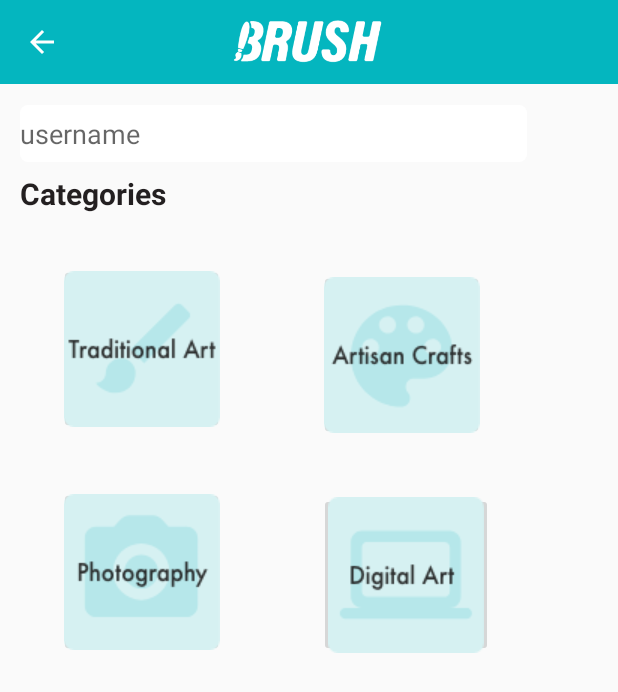
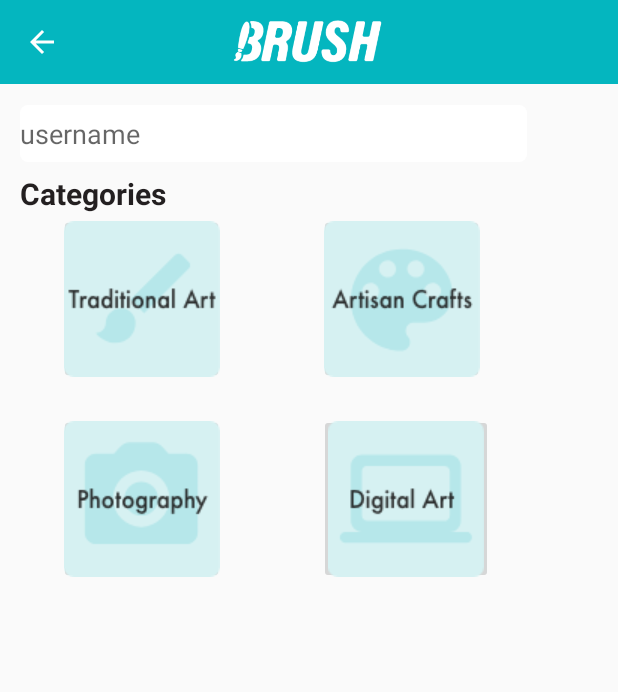
Before and after one commit to SadracTijerina/Brush, an Android app: the SearchUsersActivity screen opened directly, with no data from a screen before it, on a phone screen of 412 x 824 dp. Shown: the top 692 px of the screen. Run offline under Robolectric (Android 15) with nearby library versions, the phone set to English and light mode, and no system bars; our stand-ins replace Firebase (no records; nobody signed in at launch, a user with empty details on screens opened directly).

Commit message:
Fixed search layout

```diff
--- a/app/src/main/java/com/example/brush/SearchUsersActivity.java
+++ b/app/src/main/java/com/example/brush/SearchUsersActivity.java
@@ -46,8 +46,6 @@ public class SearchUsersActivity extends AppCompatActivity {
     private StorageReference storageReference;
 
     private ImageButton searchDigital, searchArtisan, searchPhotography, searchTraditional;
-    private HorizontalScrollView horizontalScrollView;
-    private RecyclerView recyclerView;
     private TextView textViewCategories;
 
     ArrayList<String> fullNameList;
@@ -78,8 +76,6 @@ public class SearchUsersActivity extends AppCompatActivity {
         searchPhotography = (ImageButton) findViewById(R.id.search_photography);
         searchTraditional = (ImageButton) findViewById(R.id.search_traditional);
         textViewCategories = (TextView) findViewById(R.id.categories_textview);
-        //recyclerView = (RecyclerView) findViewById(R.id.search_box);
-
 
 
 
@@ -110,7 +106,7 @@ public class SearchUsersActivity extends AppCompatActivity {
             @Override
             public void onClick(View view) {
                 //show a feed of art related to that category
-                Log.d(TAG, "search traditonal ");
+                Log.d(TAG, "search traditional ");
             }
         });
 
--- a/app/src/main/res/layout/activity_search_users.xml
+++ b/app/src/main/res/layout/activity_search_users.xml
@@ -80,7 +80,7 @@
         android:layout_gravity="center"
         android:layout_marginStart="0dp"
         android:layout_marginLeft="0dp"
-        android:layout_marginTop="35dp"
+        android:layout_marginTop="20dp"
         android:layout_marginBottom="0dp"
         android:src="@drawable/search_digital" />
 
@@ -92,7 +92,7 @@
         android:layout_gravity="center"
         android:layout_marginStart="63dp"
         android:layout_marginLeft="63dp"
-        android:layout_marginTop="4dp"
+        android:layout_marginTop="0dp"
         android:layout_toEndOf="@+id/search_traditional"
         android:layout_toRightOf="@+id/search_traditional"
         android:src="@drawable/search_artisan" />
@@ -106,7 +106,7 @@
         android:layout_alignRight="@+id/search_traditional"
         android:layout_gravity="center"
         android:layout_marginLeft="20dp"
-        android:layout_marginTop="35dp"
+        android:layout_marginTop="20dp"
         android:layout_marginEnd="0dp"
         android:layout_marginRight="0dp"
         android:src="@drawable/search_photography" />
@@ -121,7 +121,6 @@
         android:layout_gravity="center"
         android:layout_marginStart="29dp"
         android:layout_marginLeft="29dp"
-        android:layout_marginTop="33dp"
         android:layout_marginRight="20dp"
         android:src="@drawable/search_traditional" />
 
```
